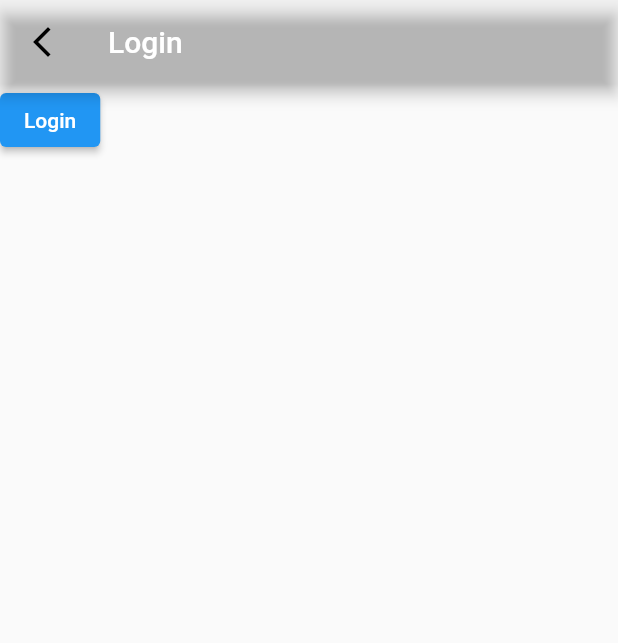
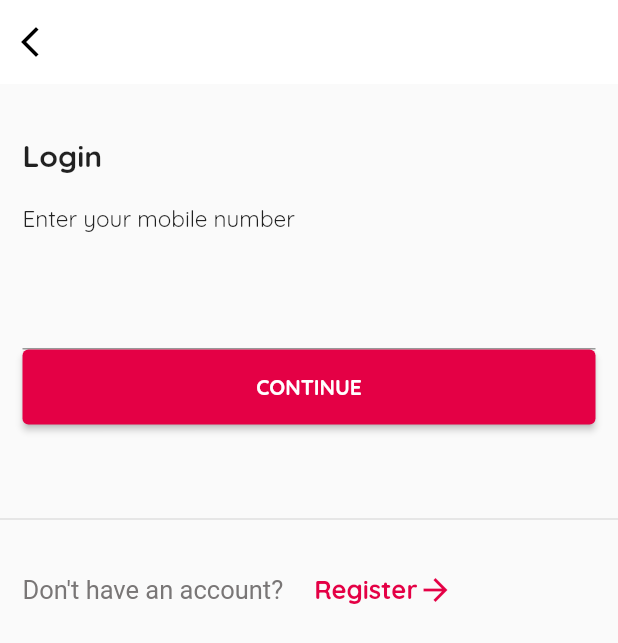
Before and after one commit to nikshit-chauhan/Sheegr, a Flutter app: the screen it shows after launch, on a phone screen of 412 x 824 dp. Shown: the top 643 px of the screen. Run offline on Flutter 3.47's test engine with Material 2 defaults, Android fonts, the phone set to English and light mode, and no system bars; our stand-ins replace firebase_core, get, sizer; accounts and stored records are empty.

Commit message:
feat: LoginScreen UI

```diff
--- a/lib/View/screens/login_screen.dart
+++ b/lib/View/screens/login_screen.dart
@@ -1,14 +1,16 @@
 import 'package:flutter/material.dart';
 
 import 'package:get/get.dart';
+import 'package:sheegr/Resources/Colors.dart';
 import 'package:sheegr/View/screens/main_screen.dart';
 import 'package:sheegr/View/screens/registration_screen.dart';
 import 'package:sizer/sizer.dart';
 
+import '../../Resources/Strings.dart';
+
 // ignore: must_be_immutable
 class LoginScreen extends StatelessWidget {
   LoginScreen({super.key});
-
   String phoneNumber = '';
 
   String otp = '';
@@ -18,22 +20,124 @@ class LoginScreen extends StatelessWidget {
     return Sizer(
       builder: (context, orientation, deviceType) => Scaffold(
         appBar: AppBar(
+          elevation: 0,
           leading: IconButton(
             icon: const Icon(
               Icons.arrow_back_ios_new,
               color: Colors.black,
             ),
-              onPressed: () => Get.off(const MainScreen())),
-          title: const Text('Login'),
-          backgroundColor: Colors.transparent,
+            onPressed: () => Get.off(
+              const MainScreen(),
             ),
-        body: Column(
+          ),
+          backgroundColor: Colors.white,
+          leadingWidth: 40,
+        ),
+        body: Form(
+          child: SingleChildScrollView(
+            child: SafeArea(
+              child: Column(
                 children: [
-            ElevatedButton(
-                onPressed: () => Get.off(
-                    const RegistrationScreen()), //TODO: correct the route here to login Auth page
-                child: const Text('Login'))
+                  Padding(
+                    padding: const EdgeInsets.all(15.0),
+                    child: Column(
+                      crossAxisAlignment: CrossAxisAlignment.start,
+                      children: [
+                        const SizedBox(
+                          height: 20,
+                        ),
+                        const Text(
+                          Strings.login,
+                          style: TextStyle(
+                            fontSize: 20,
+                            fontFamily: "Quicksand-Bold",
+                          ),
+                        ),
+                        const SizedBox(
+                          height: 20,
+                        ),
+                        const Text(
+                          Strings.enterurnumber,
+                          style: TextStyle(
+                            fontSize: 15,
+                            fontFamily: "Quicksand-Regular",
+                          ),
+                        ),
+                        const SizedBox(
+                          height: 30,
+                        ),
+                        Column(
+                          children: [
+                            TextFormField(
+                              keyboardType: TextInputType.number,
+                            ),
                           ],
+                        ),
+                        SizedBox(
+                          width: double.infinity,
+                          height: 50.0,
+                          child: ElevatedButton(
+                            onPressed: () =>
+                                Get.off(const RegistrationScreen()),
+                            style: ElevatedButton.styleFrom(
+                                backgroundColor: colorPrimary),
+                            child: const Text(
+                              Strings.CONTINUE,
+                              style: TextStyle(
+                                fontFamily: "Quicksand-Bold",
+                              ),
+                            ),
+                          ),
+                        ),
+                        const SizedBox(
+                          height: 40,
+                        ),
+                      ],
+                    ),
+                  ),
+                  Divider(
+                    thickness: 1,
+                    color: Colors.grey.shade300,
+                  ),
+                  Padding(
+                    padding: const EdgeInsets.all(15.0),
+                    child: Row(
+                      children: [
+                        const Text(
+                          Strings.donthaveaccount,
+                          style: TextStyle(
+                              color: Color.fromARGB(255, 121, 118, 118),
+                              fontSize: 17),
+                        ),
+                        TextButton(
+                          onPressed: (() {
+                            Get.to(const RegistrationScreen());
+                            // registerController.resetControllers();
+                          }),
+                          child: const Row(
+                            children: [
+                              Text(
+                                Strings.register,
+                                style: TextStyle(
+                                  color: colorPrimary,
+                                  fontSize: 17,
+                                  fontFamily: "Quicksand-Bold",
+                                ),
+                              ),
+                              Icon(
+                                Icons.arrow_forward,
+                                color: colorPrimary,
+                              ),
+                            ],
+                          ),
+                        ),
+                      ],
+                    ),
+                  )
+                ],
+              ),
+            ),
+          ),
         ),
       ),
     );
```
Lines whose indentation alone changed are shown as unchanged.
